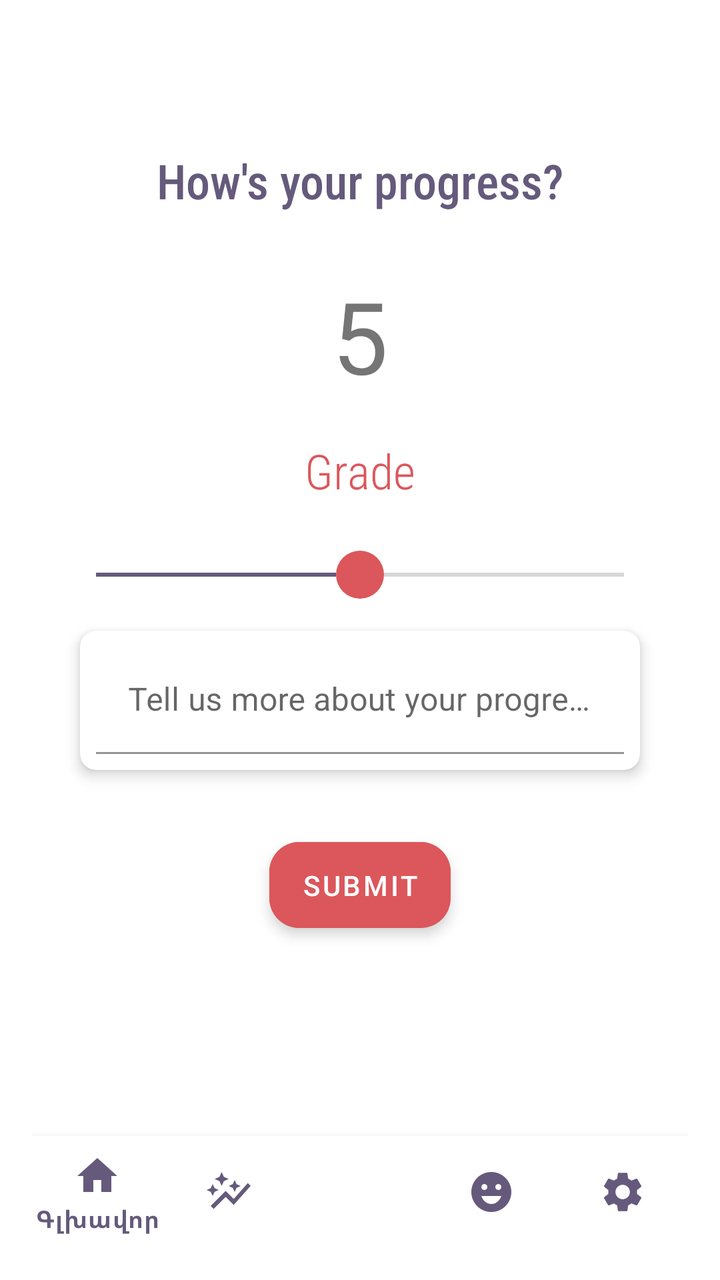
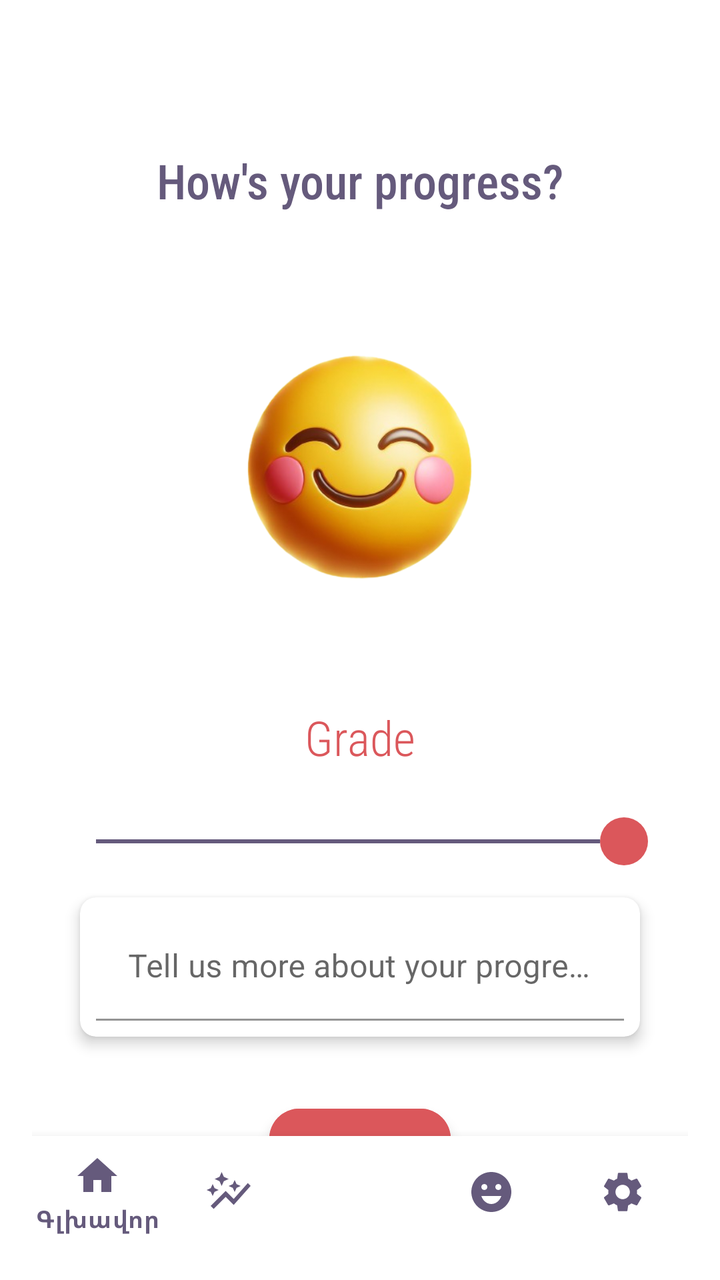

Before-and-after screenshots of an Android layout around one commit, followed by the original layout XML and the change that was made.
<!-- AndroidManifest.xml: application theme Theme.MyApplicationTest -->
<!-- res/layout/activity_mood.xml -->
<RelativeLayout xmlns:android="http://schemas.android.com/apk/res/android"
    xmlns:app="http://schemas.android.com/apk/res-auto"
    android:layout_width="match_parent"
    android:layout_height="match_parent"
    android:padding="16dp">

    <RelativeLayout
        android:layout_width="match_parent"
        android:layout_height="match_parent">

    <TextView
        android:id="@+id/textView"
        android:layout_width="wrap_content"
        android:layout_height="wrap_content"
        android:text="How's your progress?"
        android:fontFamily="sans-serif-condensed-medium"
        android:textColor="#655A7C"
        android:textSize="24sp"
        android:layout_centerHorizontal="true"
        android:layout_marginTop="50dp"
        android:padding="8dp" />

    <TextView
        android:id="@+id/gradeView"
        android:layout_width="wrap_content"
        android:layout_height="wrap_content"
        android:text="5"
        android:textSize="50dp"
        android:layout_centerHorizontal="true"
        android:layout_below="@id/textView"
        android:layout_marginTop="20dp"
        android:contentDescription="Image of a happy face" />

    <TextView
        android:id="@+id/textViewFeeling"
        android:layout_width="wrap_content"
        android:layout_height="wrap_content"
        android:text="Grade"
        android:fontFamily="sans-serif-condensed-light"
        android:textColor="@color/lavender"
        android:textSize="24sp"
        android:layout_below="@id/gradeView"
        android:layout_centerHorizontal="true"
        android:layout_marginTop="10dp"
        android:padding="8dp" />

    <SeekBar
        android:id="@+id/seekBar"
        android:layout_width="match_parent"
        android:layout_height="wrap_content"
        android:layout_below="@id/textViewFeeling"
        android:layout_marginTop="16dp"
        android:layout_marginStart="16dp"
        android:layout_marginEnd="16dp"
        android:progressTint="#655A7C"
        android:thumb="@drawable/thumb"
        android:max="10"
        android:progress="5" />

    <ProgressBar
        android:id="@+id/sendPromptProgressBar"
        style="?android:attr/progressBarStyle"
        android:layout_width="match_parent"
        android:layout_height="wrap_content"
        android:layout_below="@id/seekBar"
        android:layout_marginTop="32dp"
        android:visibility="gone" />

    <androidx.cardview.widget.CardView
        android:id="@+id/cardView"
        android:layout_width="match_parent"
        android:layout_height="wrap_content"
        android:layout_below="@id/sendPromptProgressBar"
        android:layout_marginStart="24dp"
        android:layout_marginEnd="24dp"
        android:layout_marginTop="16dp"
        app:cardCornerRadius="8dp"
        app:cardElevation="4dp">

        <com.google.android.material.textfield.TextInputLayout
            android:id="@+id/textInputLayout"
            android:layout_width="match_parent"
            android:layout_height="wrap_content"
            app:cursorColor="#655A7C"
            app:hintTextColor="@color/lavender"
            app:boxStrokeColor="@color/lavender"
            android:layout_margin="8dp">

            <com.google.android.material.textfield.TextInputEditText
                android:id="@+id/moodTextInput"
                android:layout_width="match_parent"
                android:layout_height="wrap_content"
                android:hint="Tell us more about your progress"
                android:textSize="16sp"
                android:inputType="textMultiLine"
                android:minLines="1"
                android:maxLines="10"
                android:backgroundTint="@color/white"
                android:padding="16dp" />
        </com.google.android.material.textfield.TextInputLayout>
    </androidx.cardview.widget.CardView>

    <Button
        android:id="@+id/submitButton"
        android:layout_width="wrap_content"
        android:layout_height="wrap_content"
        android:text="Submit"
        android:layout_below="@id/cardView"
        android:layout_centerHorizontal="true"
        android:layout_marginTop="30dp"
        app:cornerRadius="15dp"
        android:textColor="@color/white"
        android:backgroundTint="@color/lavender"
        android:elevation="4dp"
        android:paddingStart="24dp"
        android:paddingEnd="24dp"
        android:paddingTop="12dp"
        android:paddingBottom="12dp"
        android:stateListAnimator="@null"/>

    <com.google.android.material.bottomnavigation.BottomNavigationView
        android:id="@+id/bottom_navigation"
        android:layout_width="match_parent"
        android:layout_height="wrap_content"
        android:layout_alignParentBottom="true"
        app:itemTextColor="#655A7C"
        app:itemIconTint="#655A7C"
        app:menu="@menu/bottom_menu" />

    </RelativeLayout>


</RelativeLayout>
<!-- resources referenced by this layout -->
<resources>
  <color name="lavender">#DB575B</color>
  <color name="white">#FFFFFF</color>
  <!-- drawable thumb (drawable) -->
  <shape xmlns:android="http://schemas.android.com/apk/res/android"
      android:shape="oval">
      <solid android:color="@color/lavender" />
      <size
          android:width="24dp"
          android:height="24dp" />
  </shape>
  <style name="Theme.MyApplicationTest" parent="Theme.MaterialComponents.Light.NoActionBar">
          <item name="android:statusBarColor">#B4ECE1FB</item>
  
          
      </style>
</resources>

<!-- the commit's change to res/layout/activity_mood.xml (unified diff, before → after) -->
@@ -20,12 +20,11 @@
         android:layout_marginTop="50dp"
         android:padding="8dp" />
 
-    <TextView
-        android:id="@+id/gradeView"
-        android:layout_width="wrap_content"
-        android:layout_height="wrap_content"
-        android:text="5"
-        android:textSize="50dp"
+    <ImageView
+        android:id="@+id/imageView"
+        android:layout_width="200dp"
+        android:layout_height="200dp"
+        android:src="@drawable/happy"
         android:layout_centerHorizontal="true"
         android:layout_below="@id/textView"
         android:layout_marginTop="20dp"
@@ -39,7 +38,7 @@
         android:fontFamily="sans-serif-condensed-light"
         android:textColor="@color/lavender"
         android:textSize="24sp"
-        android:layout_below="@id/gradeView"
+        android:layout_below="@id/imageView"
         android:layout_centerHorizontal="true"
         android:layout_marginTop="10dp"
         android:padding="8dp" />
@@ -54,8 +53,8 @@
         android:layout_marginEnd="16dp"
         android:progressTint="#655A7C"
         android:thumb="@drawable/thumb"
-        android:max="10"
-        android:progress="5" />
+        android:max="4"
+        android:progress="4" />
 
     <ProgressBar
         android:id="@+id/sendPromptProgressBar"
<!-- resource entries referenced after the edit -->
@@ -2,6 +2,7 @@
 <resources>
   <color name="lavender">#DB575B</color>
   <color name="white">#FFFFFF</color>
+  <!-- drawable happy: png bitmap (drawable, 109810 bytes) -->
   <!-- drawable thumb (drawable) -->
   <shape xmlns:android="http://schemas.android.com/apk/res/android"
       android:shape="oval">
